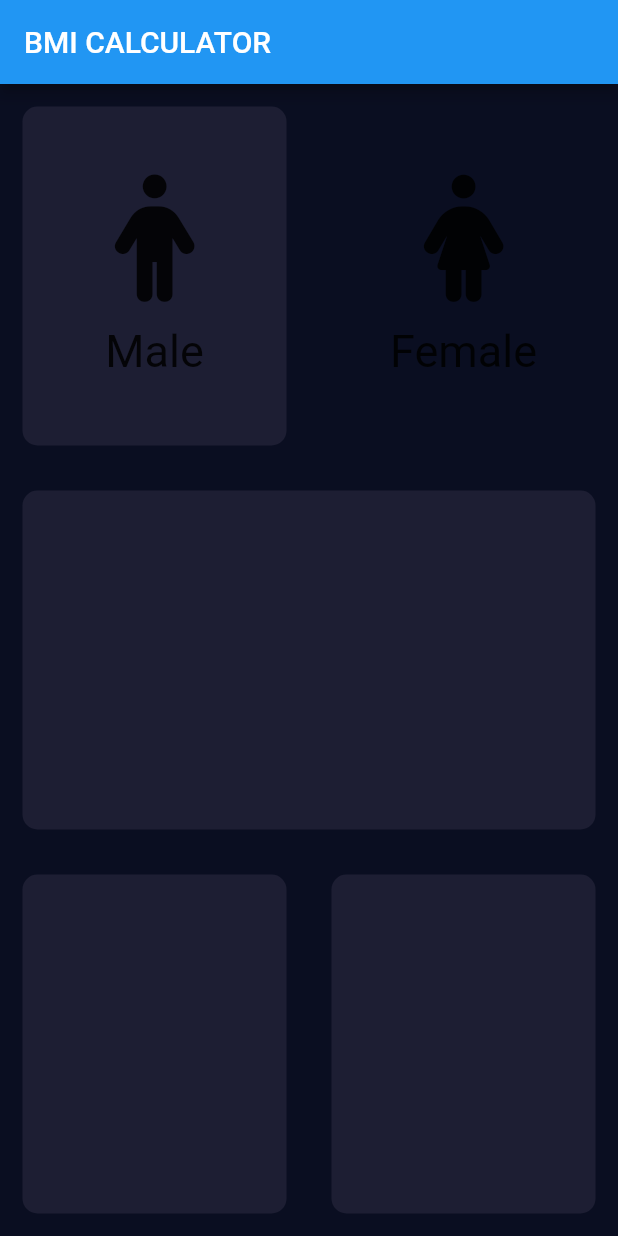
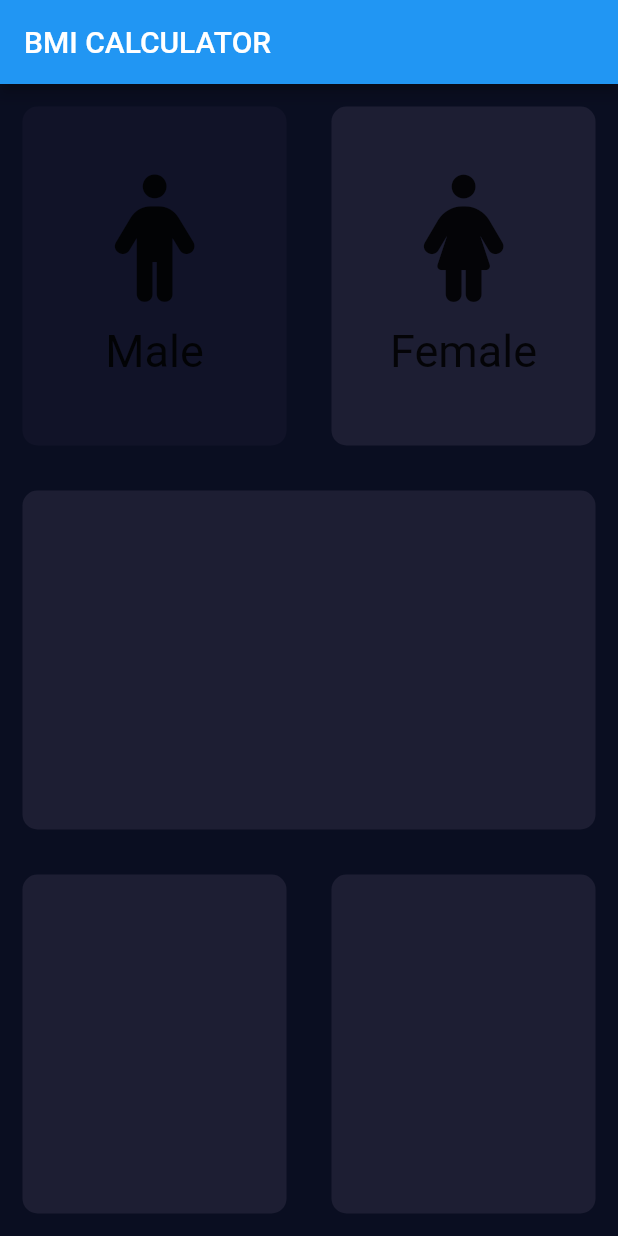
Before and after one commit to Uzair018/bmi_calculator, a Flutter app: the screen it shows after launch, after a tap on "Female", on a phone screen of 412 x 824 dp. Run offline on Flutter 3.47's test engine with Material 2 defaults, Android fonts, the phone set to English and light mode, and no system bars; our stand-ins replace font_awesome_flutter.

Commit message:
use of Ternary operation

```diff
--- a/lib/input_page.dart
+++ b/lib/input_page.dart
@@ -19,19 +19,8 @@ class InputPage extends StatefulWidget {
 }
 
 class _InputPageState extends State<InputPage> {
-  Color maleColor = deActiveColour;
-  Color feMaleColor = deActiveColour;
+  Gender selectGender;
 
-  void updateColour(Gender gendertype) {
-    if (gendertype == Gender.male) {
-      maleColor = activeColour;
-      feMaleColor = deActiveColour;
-    }
-    if (gendertype == Gender.female) {
-      maleColor = activeColour;
-      feMaleColor = deActiveColour;
-    }
-  }
 
   @override
   Widget build(BuildContext context) {
@@ -49,11 +38,11 @@ class _InputPageState extends State<InputPage> {
                   child: GestureDetector(
                     onTap: () {
                       setState(() {
-                        updateColour(Gender.female);
+                       selectGender=Gender.male;
                       });
                     },
                     child: RepeatContainerCode(
-                      colors: maleColor,
+                      colors: selectGender==Gender.male?activeColour:deActiveColour,
                       cardWidget: RepeatTextandIconWidget(
                         iconData: FontAwesomeIcons.male,
                         label: 'Male',
@@ -64,11 +53,11 @@ class _InputPageState extends State<InputPage> {
                 Expanded(child:GestureDetector(
                   onTap: () {
                     setState(() {
-                      updateColour(Gender.male);
+                      selectGender=Gender.female;
                     });
                   },
                   child: RepeatContainerCode(
-                    colors: feMaleColor,
+    colors: selectGender==Gender.female?activeColour:deActiveColour,
                     cardWidget: RepeatTextandIconWidget(
                       iconData: FontAwesomeIcons.female,
                       label: 'Female',
```
